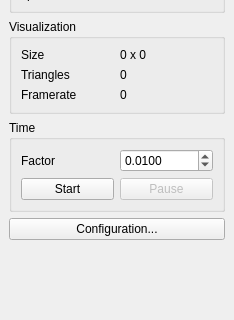
This is simulator/statuswidget.ui in wpfhtl/octocopter as Qt 5 draws it before an edit; both pictures show x 0 to 234 and y 386 to 706 of the 234 by 905 pixel window. The edited form follows.
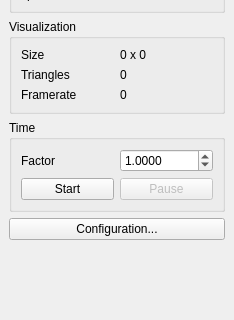
This is the edited form.

Diff of the .ui file:
```diff
--- a/simulator/statuswidget.ui
+++ b/simulator/statuswidget.ui
@@ -498,7 +498,7 @@
           <double>0.000100000000000</double>
          </property>
          <property name="value">
-          <double>0.010000000000000</double>
+          <double>1.000000000000000</double>
          </property>
         </widget>
        </item>
```
